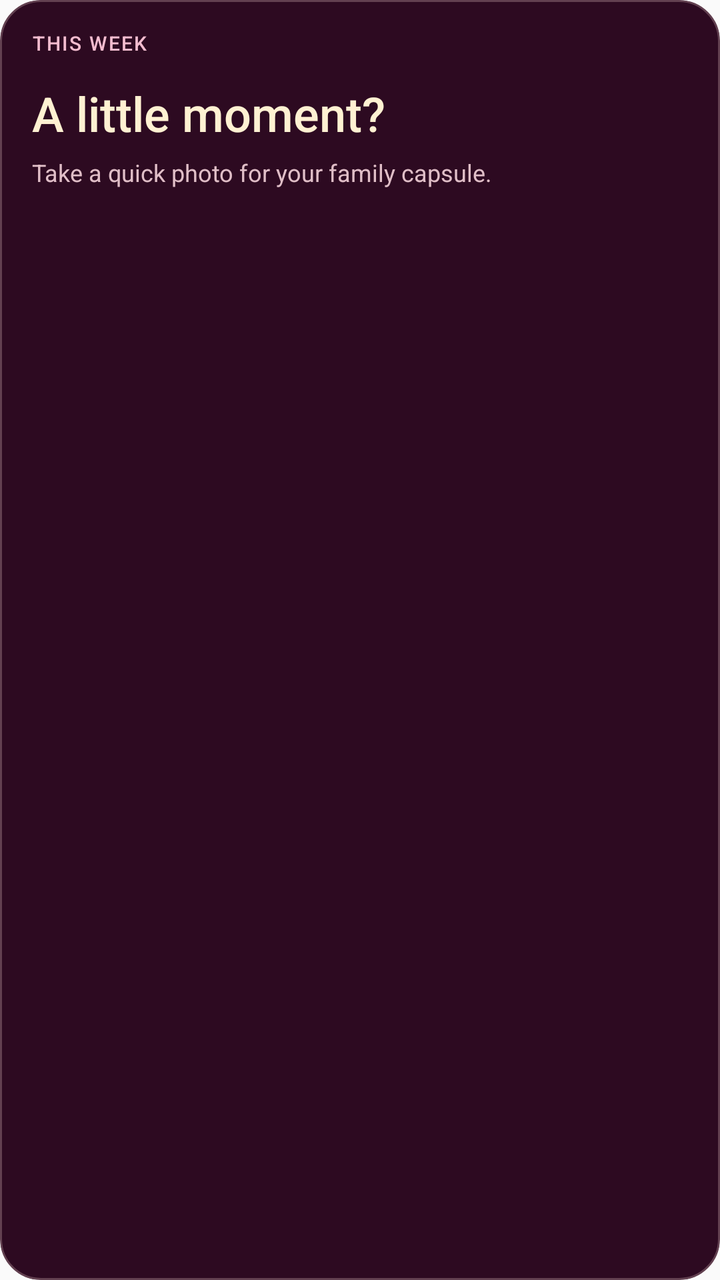
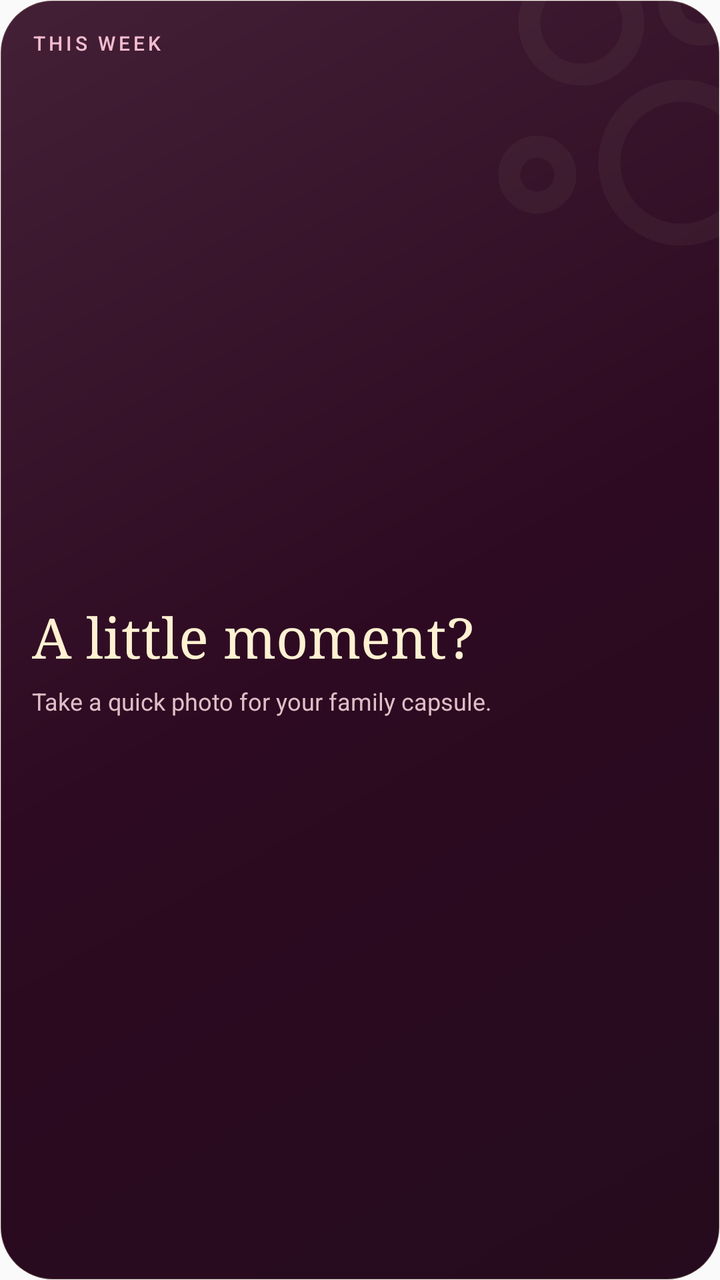

Compare the two renders of this Android layout. The source of the first and the diff that turns it into the second are given below.
<!-- AndroidManifest.xml: application theme AppTheme -->
<!-- res/layout/bubble_widget_text.xml -->
<?xml version="1.0" encoding="utf-8"?>
<FrameLayout xmlns:android="http://schemas.android.com/apk/res/android"
    android:id="@+id/bubble_widget_root"
    android:layout_width="match_parent"
    android:layout_height="match_parent">

    <FrameLayout
        android:id="@+id/bubble_widget_card"
        android:layout_width="match_parent"
        android:layout_height="match_parent"
        android:background="@drawable/bubble_widget_card_plum"
        android:clipToOutline="true">

        <TextView
            android:id="@+id/bubble_widget_orbit"
            android:layout_width="48dp"
            android:layout_height="48dp"
            android:layout_gravity="bottom|end"
            android:layout_marginEnd="12dp"
            android:layout_marginBottom="12dp"
            android:alpha="0.22"
            android:background="@drawable/bubble_widget_orbit_plum"
            android:importantForAccessibility="no"
            android:text=""
            android:visibility="gone" />

        <LinearLayout
            android:id="@+id/bubble_widget_text_content"
            android:layout_width="match_parent"
            android:layout_height="match_parent"
            android:orientation="vertical"
            android:padding="16dp">

            
            <TextView
                android:id="@+id/bubble_widget_width_driver"
                android:layout_width="wrap_content"
                android:layout_height="0dp"
                android:importantForAccessibility="no"
                android:visibility="invisible" />

            <LinearLayout
                android:layout_width="match_parent"
                android:layout_height="wrap_content"
                android:gravity="center_vertical"
                android:orientation="horizontal">

                <TextView
                    android:id="@+id/bubble_widget_doodle"
                    android:layout_width="22dp"
                    android:layout_height="22dp"
                    android:layout_marginEnd="6dp"
                    android:background="@drawable/bubble_widget_play_plum"
                    android:fontFamily="serif"
                    android:gravity="center"
                    android:importantForAccessibility="no"
                    android:includeFontPadding="false"
                    android:maxLines="1"
                    android:text="✦"
                    android:textColor="#351127"
                    android:textSize="10sp"
                    android:visibility="gone" />

                <TextView
                    android:id="@+id/bubble_widget_eyebrow"
                    android:layout_width="0dp"
                    android:layout_height="wrap_content"
                    android:layout_weight="1"
                    android:ellipsize="end"
                    android:fontFamily="sans-serif-medium"
                    android:includeFontPadding="false"
                    android:letterSpacing="0.08"
                    android:maxLines="1"
                    android:text="THIS WEEK"
                    android:textAllCaps="true"
                    android:textColor="#F3BCCF"
                    android:textSize="10sp" />
            </LinearLayout>

            <TextView
                android:id="@+id/bubble_widget_title"
                android:layout_width="match_parent"
                android:layout_height="wrap_content"
                android:layout_marginTop="16dp"
                android:ellipsize="end"
                android:fontFamily="sans-serif-medium"
                android:includeFontPadding="false"
                android:maxLines="3"
                android:text="A little moment?"
                android:textColor="#FFF1D2"
                android:textSize="24sp" />

            <TextView
                android:id="@+id/bubble_widget_time"
                android:layout_width="match_parent"
                android:layout_height="wrap_content"
                android:layout_marginTop="8dp"
                android:ellipsize="end"
                android:fontFamily="sans-serif-medium"
                android:includeFontPadding="false"
                android:maxLines="1"
                android:textColor="#FFF1D2"
                android:textSize="13sp"
                android:visibility="gone" />

            <TextView
                android:id="@+id/bubble_widget_subtitle"
                android:layout_width="match_parent"
                android:layout_height="wrap_content"
                android:layout_marginTop="8dp"
                android:ellipsize="end"
                android:fontFamily="sans-serif"
                android:gravity="top"
                android:includeFontPadding="false"
                android:maxLines="2"
                android:text="Take a quick photo for your family capsule."
                android:textColor="#E0BEC7"
                android:textSize="12sp" />

            <TextView
                android:id="@+id/bubble_widget_badge"
                android:layout_width="wrap_content"
                android:layout_height="wrap_content"
                android:background="@drawable/bubble_widget_badge_plum"
                android:ellipsize="end"
                android:fontFamily="sans-serif-medium"
                android:gravity="center"
                android:includeFontPadding="false"
                android:maxLines="1"
                android:minHeight="21dp"
                android:paddingStart="8dp"
                android:paddingTop="3dp"
                android:paddingEnd="8dp"
                android:paddingBottom="3dp"
                android:text="Open camera"
                android:textColor="#351127"
                android:textSize="8sp"
                android:textStyle="bold"
                android:visibility="gone" />
        </LinearLayout>

        <TextView
            android:id="@+id/bubble_widget_page_position"
            android:layout_width="wrap_content"
            android:layout_height="wrap_content"
            android:layout_gravity="bottom|center_horizontal"
            android:layout_marginBottom="13dp"
            android:fontFamily="sans-serif-medium"
            android:includeFontPadding="false"
            android:maxLines="1"
            android:textColor="#E0BEC7"
            android:textSize="9sp"
            android:visibility="gone" />
    </FrameLayout>
</FrameLayout>
<!-- resources referenced by this layout -->
<resources>
  <!-- drawable bubble_widget_badge_plum (drawable) -->
  <?xml version="1.0" encoding="utf-8"?>
  <shape xmlns:android="http://schemas.android.com/apk/res/android" android:shape="rectangle">
      <solid android:color="#E8AFC5" />
      <stroke android:width="1dp" android:color="#FFF1D2" />
      <corners android:radius="14dp" />
  </shape>
  <!-- drawable bubble_widget_card_plum (drawable) -->
  <?xml version="1.0" encoding="utf-8"?>
  <shape xmlns:android="http://schemas.android.com/apk/res/android" android:shape="rectangle">
      <solid android:color="#2D0A21" />
      <stroke android:width="1dp" android:color="#624050" />
      <corners android:radius="20dp" />
  </shape>
  <!-- drawable bubble_widget_orbit_plum (drawable) -->
  <?xml version="1.0" encoding="utf-8"?>
  <shape xmlns:android="http://schemas.android.com/apk/res/android" android:shape="oval">
      <solid android:color="#18351127" />
      <stroke android:width="1dp" android:color="#80E5ADC5" />
  </shape>
  <!-- drawable bubble_widget_play_plum (drawable) -->
  <?xml version="1.0" encoding="utf-8"?>
  <shape xmlns:android="http://schemas.android.com/apk/res/android" android:shape="oval">
      <solid android:color="#F3BCD0" />
      <stroke android:width="2dp" android:color="#FFF1D2" />
  </shape>
  <style name="AppTheme" parent="Theme.AppCompat.Light.DarkActionBar">
          <item name="colorPrimary">@color/colorPrimary</item>
          <item name="colorPrimaryDark">@color/colorPrimaryDark</item>
          <item name="colorAccent">@color/colorAccent</item>
      </style>
  <color name="colorPrimary">#240918</color>
  <color name="colorPrimaryDark">#180611</color>
  <color name="colorAccent">#FFF1D2</color>
</resources>

<!-- the commit's change to res/layout/bubble_widget_text.xml (unified diff, before → after) -->
@@ -10,6 +10,12 @@
         android:layout_height="match_parent"
         android:background="@drawable/bubble_widget_card_plum"
         android:clipToOutline="true">
+
+        <ImageView android:id="@+id/bubble_widget_signature"
+            android:layout_width="160dp" android:layout_height="160dp"
+            android:layout_gravity="top|end" android:layout_marginEnd="-35dp"
+            android:layout_marginTop="-25dp" android:alpha="0.04"
+            android:src="@drawable/bubble_widget_signature" android:importantForAccessibility="no" />
 
         <TextView
             android:id="@+id/bubble_widget_orbit"
@@ -40,6 +46,7 @@
                 android:visibility="invisible" />
 
             <LinearLayout
+                android:id="@+id/bubble_widget_text_heading"
                 android:layout_width="match_parent"
                 android:layout_height="wrap_content"
                 android:gravity="center_vertical"
@@ -61,6 +68,15 @@
                     android:textSize="10sp"
                     android:visibility="gone" />
 
+                <ImageView
+                    android:id="@+id/bubble_widget_flight_icon"
+                    android:layout_width="16dp"
+                    android:layout_height="16dp"
+                    android:layout_marginEnd="8dp"
+                    android:src="@drawable/bubble_widget_flight"
+                    android:importantForAccessibility="no"
+                    android:visibility="gone" />
+
                 <TextView
                     android:id="@+id/bubble_widget_eyebrow"
                     android:layout_width="0dp"
@@ -69,7 +85,7 @@
                     android:ellipsize="end"
                     android:fontFamily="sans-serif-medium"
                     android:includeFontPadding="false"
-                    android:letterSpacing="0.08"
+                    android:letterSpacing="0.16"
                     android:maxLines="1"
                     android:text="THIS WEEK"
                     android:textAllCaps="true"
@@ -77,18 +93,26 @@
                     android:textSize="10sp" />
             </LinearLayout>
 
+            <LinearLayout
+                android:id="@+id/bubble_widget_text_body"
+                android:layout_width="match_parent"
+                android:layout_height="0dp"
+                android:layout_weight="1"
+                android:gravity="center_vertical"
+                android:orientation="vertical">
+
             <TextView
                 android:id="@+id/bubble_widget_title"
                 android:layout_width="match_parent"
                 android:layout_height="wrap_content"
-                android:layout_marginTop="16dp"
-                android:ellipsize="end"
-                android:fontFamily="sans-serif-medium"
+                android:layout_marginTop="10dp"
+                android:ellipsize="end"
+                android:fontFamily="serif"
                 android:includeFontPadding="false"
                 android:maxLines="3"
                 android:text="A little moment?"
                 android:textColor="#FFF1D2"
-                android:textSize="24sp" />
+                android:textSize="28sp" />
 
             <TextView
                 android:id="@+id/bubble_widget_time"
@@ -117,6 +141,8 @@
                 android:textColor="#E0BEC7"
                 android:textSize="12sp" />
 
+            </LinearLayout>
+
             <TextView
                 android:id="@+id/bubble_widget_badge"
                 android:layout_width="wrap_content"
@@ -128,6 +154,7 @@
                 android:includeFontPadding="false"
                 android:maxLines="1"
                 android:minHeight="21dp"
+                android:layout_marginTop="8dp"
                 android:paddingStart="8dp"
                 android:paddingTop="3dp"
                 android:paddingEnd="8dp"
@@ -136,6 +163,27 @@
                 android:textColor="#351127"
                 android:textSize="8sp"
                 android:textStyle="bold"
+                android:visibility="gone" />
+
+            <ImageView
+                android:id="@+id/bubble_widget_flight_map"
+                android:layout_width="match_parent"
+                android:layout_height="0dp"
+                android:layout_weight="1"
+                android:layout_marginTop="8dp"
+                android:scaleType="fitCenter"
+                android:visibility="gone" />
+
+            <TextView
+                android:id="@+id/bubble_widget_flight_estimate"
+                android:layout_width="match_parent"
+                android:layout_height="wrap_content"
+                android:layout_marginTop="6dp"
+                android:fontFamily="sans-serif"
+                android:includeFontPadding="false"
+                android:ellipsize="end"
+                android:maxLines="1"
+                android:textSize="10sp"
                 android:visibility="gone" />
         </LinearLayout>
 
<!-- resource entries referenced after the edit -->
@@ -10,10 +10,18 @@
   <!-- drawable bubble_widget_card_plum (drawable) -->
   <?xml version="1.0" encoding="utf-8"?>
   <shape xmlns:android="http://schemas.android.com/apk/res/android" android:shape="rectangle">
-      <solid android:color="#2D0A21" />
-      <stroke android:width="1dp" android:color="#624050" />
-      <corners android:radius="20dp" />
+      <gradient android:angle="315" android:startColor="#432036" android:centerColor="#2D0A21" android:endColor="#250B1D" />
+      <stroke android:width="0.7dp" android:color="#38FFF1D2" />
+      <corners android:radius="26dp" />
   </shape>
+  <!-- drawable bubble_widget_flight (drawable) -->
+  <?xml version="1.0" encoding="utf-8"?>
+  <vector xmlns:android="http://schemas.android.com/apk/res/android"
+      android:width="24dp" android:height="24dp"
+      android:viewportWidth="24" android:viewportHeight="24">
+      <path android:fillColor="#FFF1D2"
+          android:pathData="M21,16V14L13,9V3.5C13,2.67 12.33,2 11.5,2C10.67,2 10,2.67 10,3.5V9L2,14V16L10,13.5V19L8,20.5V22L11.5,21L15,22V20.5L13,19V13.5Z" />
+  </vector>
   <!-- drawable bubble_widget_orbit_plum (drawable) -->
   <?xml version="1.0" encoding="utf-8"?>
   <shape xmlns:android="http://schemas.android.com/apk/res/android" android:shape="oval">
@@ -26,6 +34,13 @@
       <solid android:color="#F3BCD0" />
       <stroke android:width="2dp" android:color="#FFF1D2" />
   </shape>
+  <!-- drawable bubble_widget_signature (drawable) -->
+  <?xml version="1.0" encoding="utf-8"?>
+  <vector xmlns:android="http://schemas.android.com/apk/res/android"
+      android:width="80dp" android:height="80dp" android:viewportWidth="80" android:viewportHeight="80">
+      <path android:fillColor="@android:color/transparent" android:strokeColor="#FFF1D2"
+          android:strokeWidth="5.5" android:pathData="M28,5 A13,13 0,1 1,27.99,31 A13,13 0,1 1,28,5 M58,5 A8,8 0,1 1,57.99,21 A8,8 0,1 1,58,5 M53,35 A18,18 0,1 1,52.99,71 A18,18 0,1 1,53,35 M17,49 A7,7 0,1 1,16.99,63 A7,7 0,1 1,17,49" />
+  </vector>
   <style name="AppTheme" parent="Theme.AppCompat.Light.DarkActionBar">
           <item name="colorPrimary">@color/colorPrimary</item>
           <item name="colorPrimaryDark">@color/colorPrimaryDark</item>
